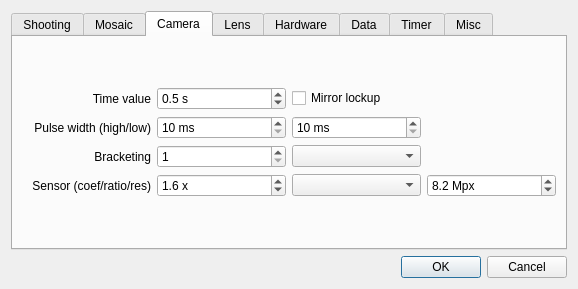
This is papywizard/view/configDialog.ui in bingostar89/Papywizard as Qt 5 draws it before an edit. The edited form follows.
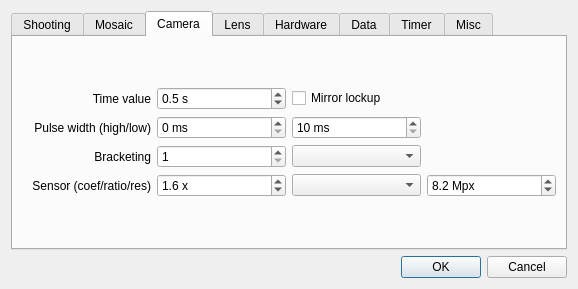
This is the edited form. The open tabs and pages were chosen to show the change. Icons and pictures are not drawn.

Commit message: Allow 0 value for pulse width high

Diff of the .ui file:
```diff
--- a/papywizard/view/configDialog.ui
+++ b/papywizard/view/configDialog.ui
@@ -451,7 +451,7 @@
             <string> ms</string>
            </property>
            <property name="minimum" >
-            <number>10</number>
+            <number>0</number>
            </property>
            <property name="maximum" >
             <number>1000</number>
```
Left out of the diff: 6 changed lines with no effect on the pictures.
